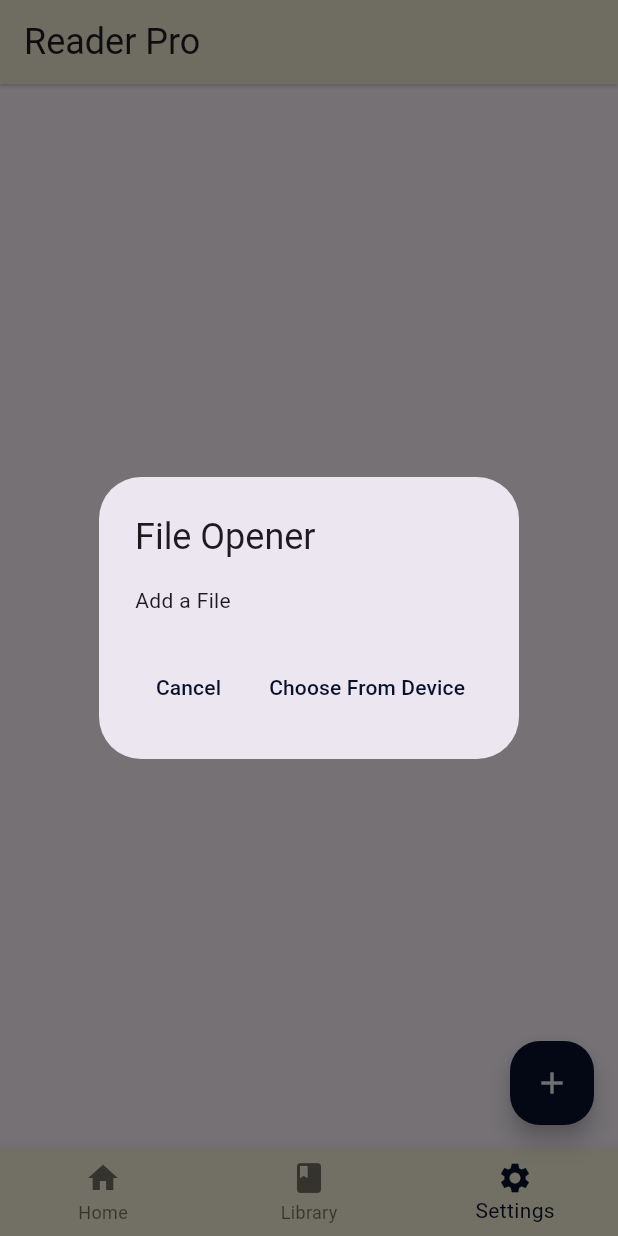
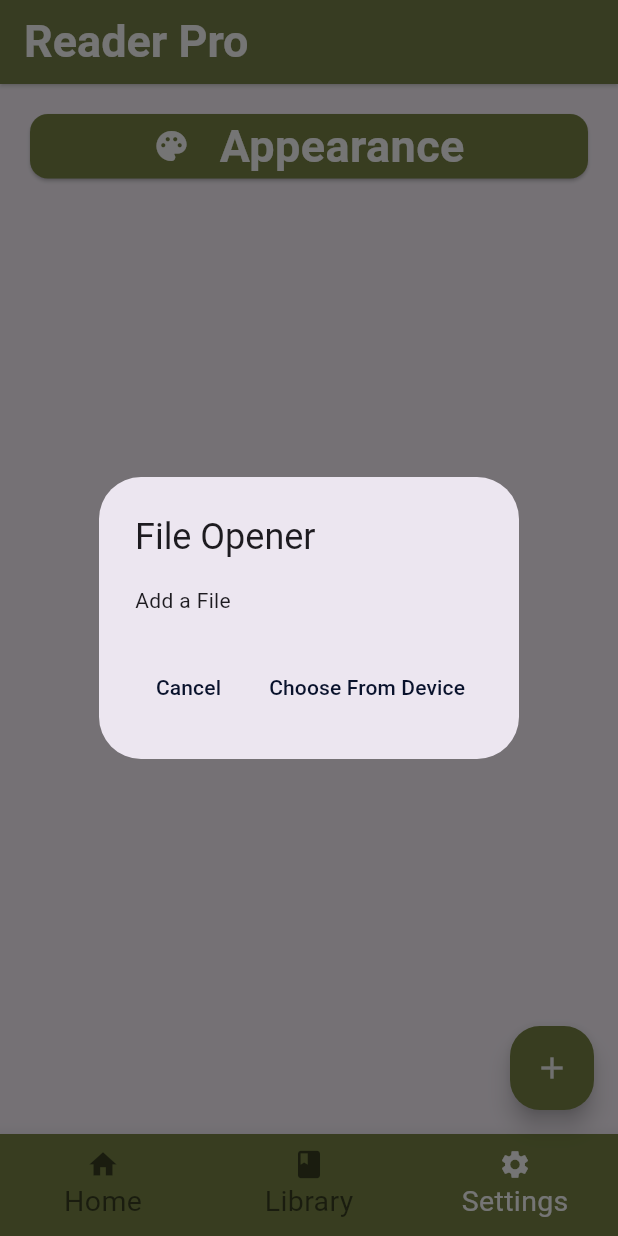
Before and after one commit to iamprassana/ReaderPro, a Flutter app: the MainPage screen opened directly, item 3 of the bottom bar chosen, after a tap on the "add" icon, on a phone screen of 412 x 824 dp. Run offline on Flutter 3.47's test engine with Material 3 defaults, Android fonts, the phone set to English and light mode, and no system bars; our stand-ins replace animated_text_kit, file_picker, flutter_tts, google_generative_ai, shared_preferences, smooth_page_indicator and 1 more; missing offline and left inert: syncfusion_flutter_pdf; accounts and stored records are empty; Roboto replaces fonts that are missing (Poppins).

Commit message:
Final before submitting

```diff
--- a/lib/getStarted/pages/page3.dart
+++ b/lib/getStarted/pages/page3.dart
@@ -57,7 +57,7 @@ class _Page3State extends State<Page3> with SingleTickerProviderStateMixin {
     // Animation Controller
     _controller = AnimationController(
       vsync: this,
-      duration: const Duration(seconds: 2),
+      duration: const Duration(seconds: 3),
     )..repeat(reverse: false); // Loop animation
 
     _animation = Tween<double>(begin: 0.0, end: 1.0).animate(
@@ -106,7 +106,7 @@ class _Page3State extends State<Page3> with SingleTickerProviderStateMixin {
                             fontSize: 30,
                             color: AppColors.SecondaryColor2,
                           ),
-                          speed: const Duration(milliseconds: 80),
+                          speed: const Duration(milliseconds: 100),
                         ),
                       ],
                       totalRepeatCount: 1,
--- a/lib/mainScreen/homePage.dart
+++ b/lib/mainScreen/homePage.dart
@@ -55,10 +55,10 @@ class _HomepageState extends State<Homepage> {
       return Center(
         child: Text(
           records == null ? "No records found" : "No data available",
-          style: const TextStyle(
+          style:  TextStyle(
             fontSize: 18,
             fontWeight: FontWeight.w500,
-            color: Colors.grey,
+            color: AppColors.textDefault,
           ),
         ),
       );
@@ -84,7 +84,7 @@ class _HomepageState extends State<Homepage> {
             });// Refresh data when returning from detail page
           },
           child: Card(
-            color: Colors.amber,
+            color: AppColors.PrimaryColor1,
             elevation: 2.0,
             shadowColor: AppColors.PrimaryColor2,
             shape: RoundedRectangleBorder(
@@ -97,16 +97,16 @@ class _HomepageState extends State<Homepage> {
                 setState(() {
                   fetchData();
                 });
-              }, icon: Icon(Icons.delete)),
+              }, icon: Icon(Icons.delete, color: Colors.white,)),
               contentPadding:
                   const EdgeInsets.symmetric(vertical: 8, horizontal: 16),
               title: Text(
                 records![index]['name'],
                 style: TextStyle(
-                  color: AppColors.SecondaryColor2,
+                  color: AppColors.textDefault,
                   fontSize: 20,
                   fontFamily: 'Poppins',
-                  fontWeight: FontWeight.bold,
+                  fontWeight: FontWeight.normal,
                 ),
               ),
             ),
--- a/lib/mainScreen/library.dart
+++ b/lib/mainScreen/library.dart
@@ -12,7 +12,7 @@ class _LibraryState extends State<Library> {
   Widget build(BuildContext context) {
     return Scaffold(
       body: Center(
-        child: Text("Library"),
+        child: Text("Coming Soon."),
       ),
     );
   }
--- a/lib/mainScreen/mainPage.dart
+++ b/lib/mainScreen/mainPage.dart
@@ -29,7 +29,6 @@ class _HomepageState extends State<MainPage> {
     Settings(),
   ];
 
-
   void _onItemTapped(int currentIndex) {
     setState(() {
       _selectedIndex = currentIndex;
@@ -52,13 +51,13 @@ class _HomepageState extends State<MainPage> {
                 children: [
                   const CircularProgressIndicator(
                     valueColor: AlwaysStoppedAnimation<Color>(
-                        AppColors.SecondaryColor2),
+                        Colors.white),
                     strokeWidth: 5.0,
                   ),
                   const SizedBox(height: 20),
-                  const Text(
+                  Text(
                     "Please Wait While We Load The Content",
-                    style: TextStyle(color: AppColors.SecondaryColor2),
+                    style: TextStyle(color: AppColors.textDefault),
                     textAlign: TextAlign.center,
                   ),
                 ],
@@ -107,7 +106,7 @@ class _HomepageState extends State<MainPage> {
         } else {
           // Replace compute with direct async calls
           print("Extracting text");
-          String? content = await compute(extractPDFContent,filePath);
+          String? content = await compute(extractPDFContent, filePath);
           if (content == null) throw Exception("Failed to extract content");
 
           String geminiString = await geminiConversion(content);
@@ -118,7 +117,6 @@ class _HomepageState extends State<MainPage> {
 
           print("Inserting into db");
           await db.insert(fileName, bionicFormat);
-
 
           if (!context.mounted) return;
           Navigator.pop(context); // Close loading dialog
@@ -196,12 +194,12 @@ class _HomepageState extends State<MainPage> {
           content: const Text("Add a File"),
           actions: <Widget>[
             TextButton(
-              child: const Text('Cancel',
+              child:  Text('Cancel',
                   style: TextStyle(color: AppColors.SecondaryColor2)),
               onPressed: () => Navigator.pop(dialogContext),
             ),
             TextButton(
-              child: const Text('Choose From Device',
+              child: Text('Choose From Device',
                   style: TextStyle(color: AppColors.SecondaryColor2)),
               onPressed: () async {
                 Navigator.pop(dialogContext);
@@ -224,7 +222,12 @@ class _HomepageState extends State<MainPage> {
         shadowColor: AppColors.PrimaryColor2,
         title: const Text(
           "Reader Pro",
-          style: TextStyle(fontFamily: 'Poppins', fontSize: 24),
+          style: TextStyle(
+            fontFamily: 'Poppins',
+            fontSize: 30,
+            color: Colors.white,
+            fontWeight: FontWeight.bold,
+          ),
           textAlign: TextAlign.center,
         ),
       ),
@@ -233,15 +236,18 @@ class _HomepageState extends State<MainPage> {
           _dialogBuilder(context);
         },
         shape: RoundedRectangleBorder(borderRadius: BorderRadius.circular(20)),
-        backgroundColor: AppColors.SecondaryColor2,
+        backgroundColor: AppColors.PrimaryColor1,
         foregroundColor: AppColors.PrimaryColor2,
         child: const Icon(Icons.add),
       ),
       body: pages[_selectedIndex],
       bottomNavigationBar: BottomNavigationBar(
+        iconSize: 22,
+        selectedFontSize: 19,
+        unselectedFontSize: 19,
         backgroundColor: AppColors.PrimaryColor1,
         elevation: 10,
-        selectedItemColor: AppColors.SecondaryColor2,
+        selectedItemColor: Colors.white,
         currentIndex: _selectedIndex,
         onTap: _onItemTapped,
         items: const [
@@ -257,7 +263,7 @@ class _HomepageState extends State<MainPage> {
 
 /// Top-level function for compute() - isolates heavy processing
 Future<String> convertToBionic(String content) async {
-  print("Calling bionic conversino");
+  print("Calling bionic conversion");
   final gemini = Gemini();
   final String bionicFormat =
       await gemini.generateToBionicFormat(content) ?? "Failed to process";
--- a/lib/mainScreen/settings.dart
+++ b/lib/mainScreen/settings.dart
@@ -1,4 +1,7 @@
 import 'package:flutter/material.dart';
+import 'package:reader_pro/mainScreen/settingScreen/appearnace.dart';
+
+import '../utils/colors.dart';
 
 class Settings extends StatefulWidget {
   const Settings({super.key});
@@ -11,8 +14,50 @@ class _SettingsState extends State<Settings> {
   @override
   Widget build(BuildContext context) {
     return Scaffold(
-      body: Center(
-        child: Text("Settings"),
+      body: ListView(
+        children: [
+          GestureDetector(
+            onTap: () {
+              // Navigator.push(
+              //   context,
+              //   MaterialPageRoute(
+              //     builder: (context) => Themes(),
+              //   ),
+              // );
+              ScaffoldMessenger.of(context).showSnackBar(
+                SnackBar(
+                  content: Text("Coming soon..."),
+                  duration: Duration(seconds: 1),
+                ),
+              );
+            },
+            child: Card(
+              color: AppColors.SecondaryColor1,
+              margin: const EdgeInsets.all(20),
+              child: Row(
+                mainAxisAlignment: MainAxisAlignment.center,
+                crossAxisAlignment: CrossAxisAlignment.center,
+                children: [
+                  Icon(
+                    Icons.palette_rounded,
+                    color: Colors.white,
+                  ),
+                  SizedBox(
+                    width: 20,
+                  ),
+                  Text(
+                    "Appearance",
+                    style: TextStyle(
+                        color: AppColors.textDefault,
+                        fontSize: 30,
+                        fontFamily: 'Poppins',
+                        fontWeight: FontWeight.bold),
+                  )
+                ],
+              ),
+            ),
+          )
+        ],
       ),
     );
   }
--- a/lib/utils/colors.dart
+++ b/lib/utils/colors.dart
@@ -2,12 +2,19 @@ import 'package:flutter/material.dart';
 
 class AppColors {
   //Theme Colors
-  static const PrimaryColor1 = Color(0XFFF8F3D9);
-  static const PrimaryColor2 = Color(0XFFF5F5F5);
+  static  Color PrimaryColor1 = Color(0xFF798645);
+  static  Color PrimaryColor2 = Color(0XFFF5F5F5);
 
   //Button/Text Colors
-  static const SecondaryColor1 = Color(0xFF798645);
-  static const SecondaryColor2 = Color(0xFF09122C);
+  static  Color SecondaryColor1 = Color(0xFF798645);
+  static  Color SecondaryColor2 = Color(0xFF09122C);
 
-  // static var AppColor1= Color();
+  static Color textDefault = Colors.white;
+
+  static List textColors = [Color(0XFFF5F5F5), Color(0xFF003366), Color(0xFF006400),Color(0xFF006400)];
+
+  static List defaultColor = [Color(0xFF798645), Color(0XFFF5F5F5) ];
+  static List lavenderBlue = [Color(0xFFE6E6FA), Color(0xFF003366)];
+  static List yellowGreen = [Color(0xFFFFF5B7), Color(0xFF006400)];
+  static List greenGreen = [Color(0xFF98FF98), Color(0xFF006400)];
 }
```
Also changed, not shown: lib/getStarted/getStarted.dart (+5 -3 lines), lib/mainScreen/displayPage.dart (+82 -22 lines), lib/mainScreen/settingScreen/appearnace.dart (added, +70 -0 lines).
